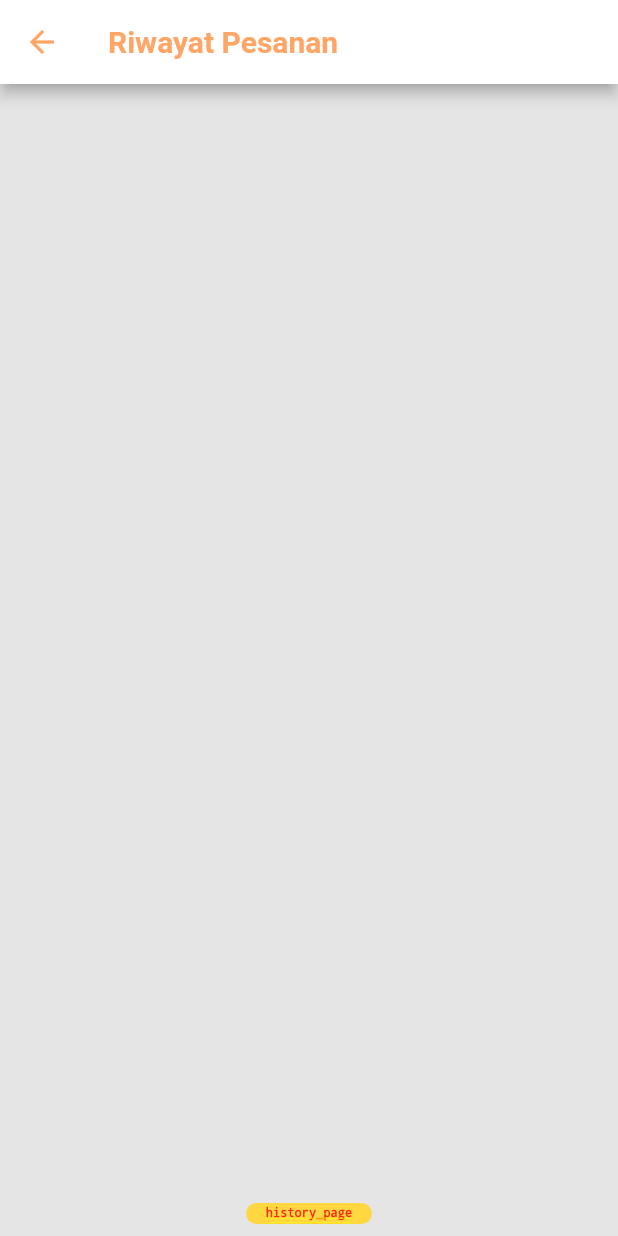
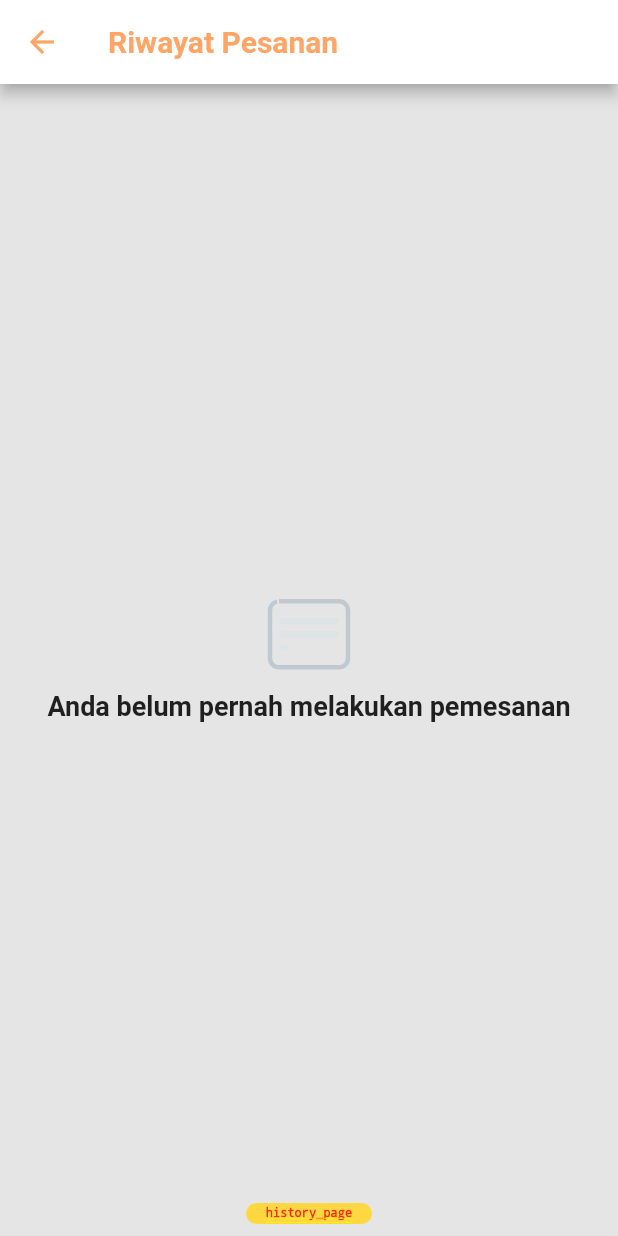
Before and after one commit to mrizkynurfajrie/antaranter-customer, a Flutter app: the PageHistory screen opened by its route, on a phone screen of 412 x 824 dp. Run offline on Flutter 3.47's test engine with Material 2 defaults, Android fonts, the phone set to English and light mode, and no system bars; drawn by our look-alikes of lottie; our stand-ins replace cached_network_image, firebase_core, firebase_messaging, flutter_html, flutter_local_notifications, flutter_screenutil and 8 more; accounts and stored records are empty; network calls fail; Roboto replaces fonts that are missing (DMSans).

Commit message:
Some adjusment has been at page history and contact us

```diff
--- a/lib/features/contact_us/page_conctactus.dart
+++ b/lib/features/contact_us/page_conctactus.dart
@@ -24,11 +24,11 @@ class PageContactUs extends StatelessWidget {
             child: Column(
               children: <Widget>[
                 Container(
-                  margin: const EdgeInsets.symmetric(horizontal: 70, vertical: 10),
-                  child: const Image(image: AssetImage('assets/logo/logo-besar.png')),
+                  margin: const EdgeInsets.symmetric(horizontal: 80, vertical: 10),
+                  child: const Image(image: AssetImage('assets/logo/logo-horizontal.png')),
                 ),
                 Container(
-                  margin: const EdgeInsets.only(top: 20, left: 10, right: 10),
+                  margin: const EdgeInsets.only(top: 5, left: 10, right: 10),
                   child: Text(
                     'Jika butuh bantuan kami\nMohon hubungi pada kontak berikut',
                     textAlign: TextAlign.center,
--- a/lib/features/history/controller_history.dart
+++ b/lib/features/history/controller_history.dart
@@ -5,7 +5,7 @@ import 'package:intake_customer/features/history/api_history.dart';
 import 'package:intake_customer/response/nebeng_order.dart';
 import 'package:intake_customer/shared/controller/controller_user_info.dart';
 
-class ControllerHistory extends GetxController {
+class ControllerHistory extends GetxController{
   final ApiHistory api;
 
   ControllerHistory({required this.api});
--- a/lib/features/history/page_history.dart
+++ b/lib/features/history/page_history.dart
@@ -2,8 +2,11 @@ import 'package:flutter/cupertino.dart';
 import 'package:flutter/material.dart';
 import 'package:get/get.dart';
 import 'package:intake_customer/features/history/controller_history.dart';
+import 'package:intake_customer/shared/constans/assets.dart';
 import 'package:intake_customer/shared/constans/colors.dart';
+import 'package:intake_customer/shared/constans/styles.dart';
 import 'package:intl/intl.dart';
+import 'package:lottie/lottie.dart';
 
 class PageHistory extends GetView<ControllerHistory> {
   const PageHistory({Key? key}) : super(key: key);
@@ -19,7 +22,8 @@ class PageHistory extends GetView<ControllerHistory> {
           foregroundColor: AppColor.primaryColor.shade300,
           backgroundColor: AppColor.whiteColor,
         ),
-        body: Obx(() => ListView.builder(
+        body: Obx(() => controller.allData.value.length != 0
+            ? ListView.builder(
                 controller: controller.loadController,
                 itemCount: controller.allData.length,
                 itemBuilder: (context, index) {
@@ -27,12 +31,12 @@ class PageHistory extends GetView<ControllerHistory> {
                     margin: EdgeInsets.only(top: 10, left: 10, right: 10),
                     decoration: BoxDecoration(
                         color: AppColor.whiteColor,
-                    borderRadius: BorderRadius.all(Radius.circular(10))
-                ),
+                        borderRadius: BorderRadius.all(Radius.circular(10))),
                     child: Row(
                       children: <Widget>[
                         Container(
-                      margin: EdgeInsets.only(left: 20, top: 20, bottom: 20),
+                          margin:
+                              EdgeInsets.only(left: 20, top: 20, bottom: 20),
                           child: Icon(
                             CupertinoIcons.gobackward,
                             color: AppColor.primaryColor.shade600,
@@ -52,15 +56,20 @@ class PageHistory extends GetView<ControllerHistory> {
                             Container(
                               margin: EdgeInsets.only(left: 10, top: 5),
                               child: Text(
-                            DateFormat('dd-MM-yyyy').format(controller.allData[index].createdAt!),
+                                DateFormat('dd-MM-yyyy').format(
+                                    controller.allData[index].createdAt!),
                                 style: TextStyle(fontSize: 14),
                               ),
                             ),
                             Container(
-                          margin: EdgeInsets.only(left: 10, top: 5, bottom: 5),
+                              margin:
+                                  EdgeInsets.only(left: 10, top: 5, bottom: 5),
                               child: Text(
-                            controller.allData[index].status == 4 ? 'Batalkan' : 'Selesai',
-                            style: TextStyle(fontSize: 14, color: Colors.red),
+                                controller.allData[index].status == 4
+                                    ? 'Batalkan'
+                                    : 'Selesai',
+                                style:
+                                    TextStyle(fontSize: 14, color: Colors.red),
                               ),
                             ),
                           ],
@@ -68,6 +77,19 @@ class PageHistory extends GetView<ControllerHistory> {
                       ],
                     ),
                   );
-            })),
+                })
+            : Center(
+                child: Column(
+                  mainAxisAlignment: MainAxisAlignment.center,
+                  children: [
+                    LottieBuilder.asset(AppLotties.empty),
+                    verticalSpace(Insets.med),
+                    Text(
+                      "Anda belum pernah melakukan pemesanan",
+                      style: TextStyles.textStdBold,
+                    )
+                  ],
+                ),
+              )),
       );
 }
```
Lines whose indentation alone changed are shown as unchanged.
